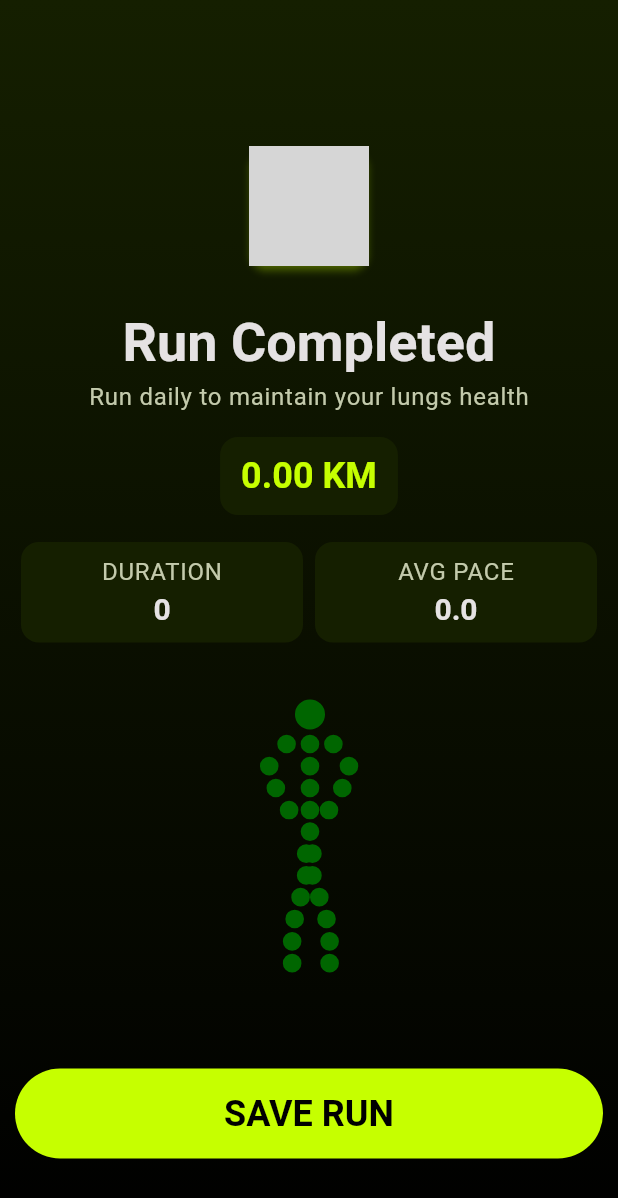
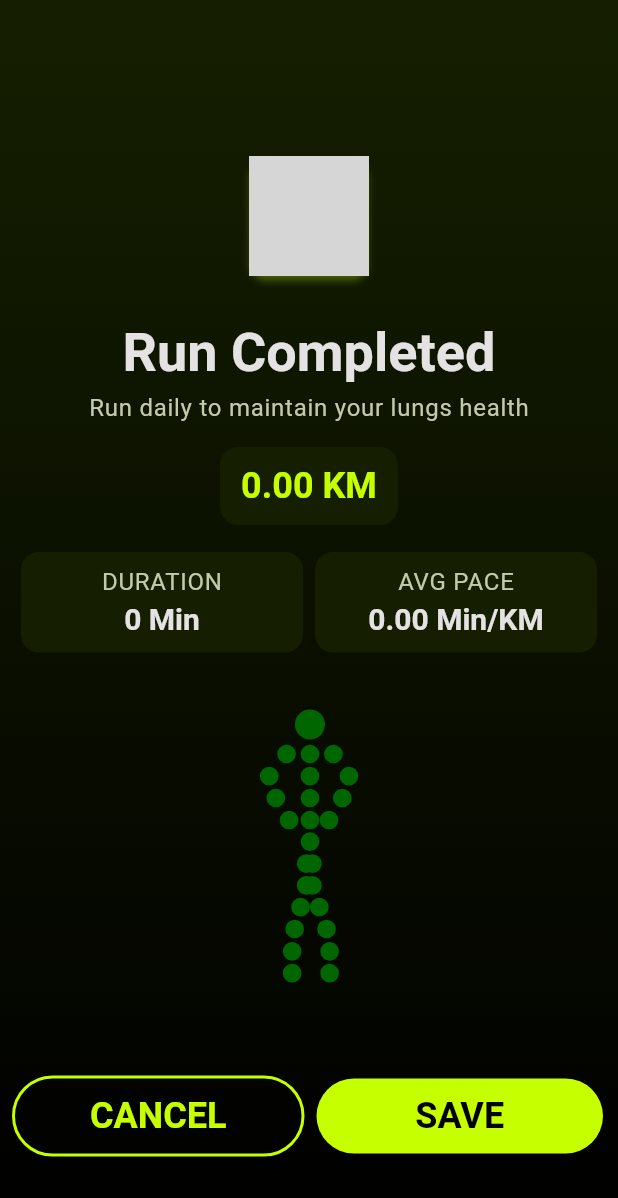
Before and after one commit to TanvirAlHasib/runner, a Flutter app: the RunCompletePreview screen opened directly with empty values, on a phone screen of 412 x 824 dp. Shown: the top 1198 px of the screen. Run offline on Flutter 3.47's test engine with Material 3 defaults, Android fonts, the phone set to English and light mode, and no system bars; our stand-ins replace firebase_core, fl_chart, flutter_svg, geolocator, go_router, google_maps_flutter and 1 more; missing offline and left inert: flutter_polyline_points; accounts and stored records are empty; grey boxes are pictures that could not be loaded.

Commit message:
feat: firebase firestore implementation success

```diff
--- a/lib/main.dart
+++ b/lib/main.dart
@@ -2,7 +2,7 @@ import 'package:firebase_core/firebase_core.dart';
 import 'package:flutter/material.dart';
 import 'package:provider/provider.dart';
 import 'package:runner/routes/app_routes.dart';
-import 'package:runner/services/location_stream.dart';
+import 'package:runner/provider/location_stream.dart';
 
 import 'firebase_options.dart';
 
--- a/lib/screens/map_screen.dart
+++ b/lib/screens/map_screen.dart
@@ -9,7 +9,7 @@ import 'package:runner/constraints/mode_enum.dart';
 import 'package:runner/models/AutoCompleteLocationModel.dart' hide Text;
 import 'package:runner/services/getLatLngFromPlaceID.dart';
 import 'package:runner/services/getting_route_points.dart';
-import 'package:runner/services/location_stream.dart';
+import 'package:runner/provider/location_stream.dart';
 import 'package:runner/services/get_location.dart';
 import 'package:runner/utils/popup.dart';
 import '../constraints/color_constraints.dart';
--- a/lib/screens/run_complete_preview.dart
+++ b/lib/screens/run_complete_preview.dart
@@ -1,6 +1,9 @@
+import 'package:cloud_firestore/cloud_firestore.dart';
 import 'package:flutter/material.dart';
+import 'package:go_router/go_router.dart';
 import 'package:lottie/lottie.dart';
 import 'package:runner/constraints/color_constraints.dart';
+import 'package:runner/constraints/firebase_constants.dart';
 import 'package:runner/models/run_details_model.dart';
 import '../widgets/run_complete_screen_card.dart';
 import '../widgets/run_complete_screen_details.dart';
@@ -14,6 +17,8 @@ class RunCompletePreview extends StatefulWidget {
 }
 
 class _RunCompletePreviewState extends State<RunCompletePreview> {
+  final FirebaseFirestore _firebaseFirestore = FirebaseFirestore.instance;
+  bool isLoading = false;
   @override
   Widget build(BuildContext context) {
     return Scaffold(
@@ -73,8 +78,8 @@ class _RunCompletePreviewState extends State<RunCompletePreview> {
             Row(
               mainAxisSize: .min,
               children: [
-                DetailsCard(detail: "${widget.runDetailsModel.duration}", title: "DURATION",),
-                DetailsCard(detail: "${widget.runDetailsModel.pace}", title: "AVG PACE",),
+                DetailsCard(detail: "${widget.runDetailsModel.duration} Min", title: "DURATION",),
+                DetailsCard(detail: "${widget.runDetailsModel.pace.toStringAsFixed(2)} Min/KM", title: "AVG PACE",),
               ],
             ),
             SizedBox(
@@ -85,19 +90,66 @@ class _RunCompletePreviewState extends State<RunCompletePreview> {
             const SizedBox(
               height: 30,
             ),
-            FilledButton(
-              onPressed: () {
-
+            Row(
+              spacing: 10,
+              children: [
+                Expanded(child: FilledButton(
+                  onPressed: () => context.goNamed("home"),
+                  style: FilledButton.styleFrom(
+                      minimumSize: Size.fromHeight(50),
+                      backgroundColor: Colors.transparent,
+                      foregroundColor: Color(ColorConstraints.buttonColor),
+                      side: BorderSide(
+                          color: Color(ColorConstraints.buttonColor),
+                          strokeAlign: BorderSide.strokeAlignOutside,
+                          width: 2
+                      ),
+                      textStyle: Theme.of(context).textTheme.headlineSmall!.copyWith(
+                        fontWeight: FontWeight.w600,
+                      )
+                  ),
+                  child: Text("CANCEL"),
+                ),),
+                Expanded(child: FilledButton(
+                  onPressed: isLoading ? null :() async {
+                    try{
+                      setState(() {
+                        isLoading = true;
+                      });
+                      await _firebaseFirestore.collection(FirebaseConstants.collectionName).doc("user_gmail")
+                          .collection(FirebaseConstants.history).add({
+                        "title": widget.runDetailsModel.title,
+                        "distance": widget.runDetailsModel.distance,
+                        "pace": widget.runDetailsModel.pace,
+                        "dateTime": widget.runDetailsModel.dateTime,
+                        "duration": widget.runDetailsModel.duration
+                      });
+                      ScaffoldMessenger.of(context).showSnackBar(SnackBar(content: Text("Data saved successfully!!")));
+                      context.goNamed("home");
+                    } on FirebaseException catch (e){
+                      setState(() {
+                        isLoading = false;
+                      });
+                      if(mounted){
+                        ScaffoldMessenger.of(context).showSnackBar(SnackBar(content: Text(e.message!)));
+                      }
+                    } finally{
+                      setState(() {
+                        isLoading = false;
+                      });
+                    }
                   },
                   style: FilledButton.styleFrom(
-                minimumSize: Size.fromHeight(60),
+                      minimumSize: Size.fromHeight(50),
                       backgroundColor: Color(ColorConstraints.buttonColor),
                       foregroundColor: Color(ColorConstraints.splashBackground_0),
                       textStyle: Theme.of(context).textTheme.headlineSmall!.copyWith(
                           fontWeight: FontWeight.w700
                       )
                   ),
-              child: Text("SAVE RUN"),
+                  child: Text("SAVE"),
+                ),),
+              ],
             ),
             Spacer()
           ],
--- a/lib/utils/popup.dart
+++ b/lib/utils/popup.dart
@@ -10,7 +10,7 @@ class Popup {
         title: Row(
           mainAxisSize: .min,
           children: [
-            LottieBuilder.asset("lib/assets/animations/walking_avocado.json", height: 15, width: 15,),
+            LottieBuilder.asset("lib/assets/animations/walking_avocado.json", height: 25, width: 25,),
             Text("Alert!!", style: Theme.of(context).textTheme.bodyLarge!.copyWith(
               color: Color(ColorConstraints.buttonColor),
             ),)
```
Also changed, not shown: lib/provider/location_stream.dart (renamed from lib/services/location_stream.dart). Lines whose indentation alone changed are shown as unchanged.
